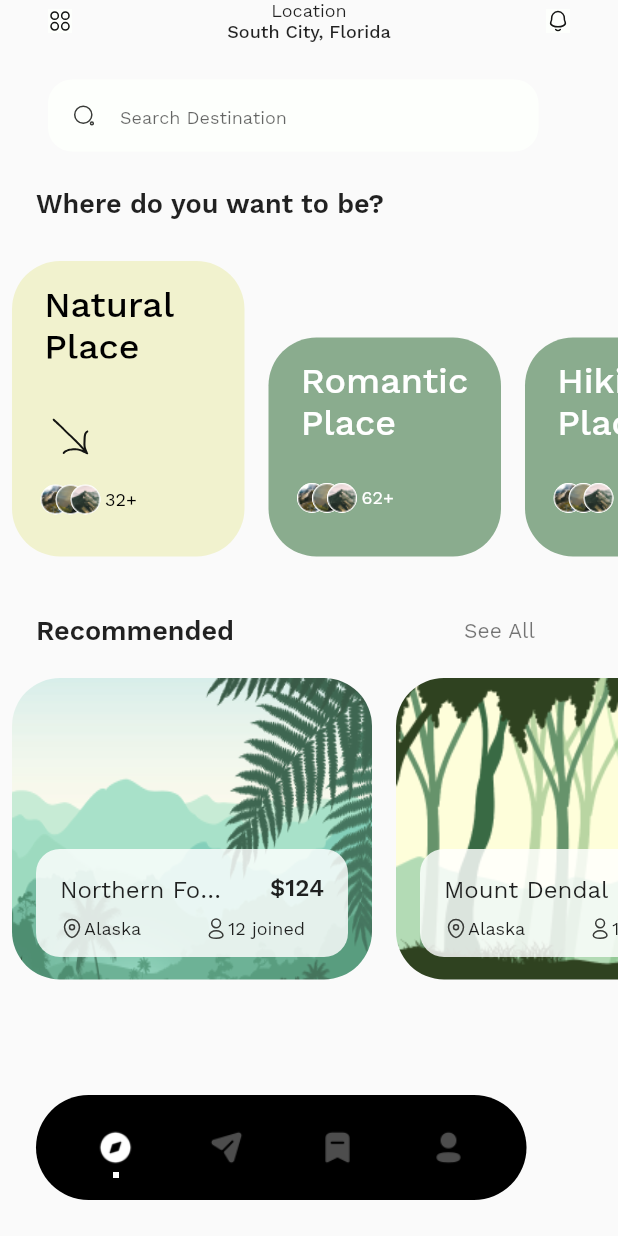
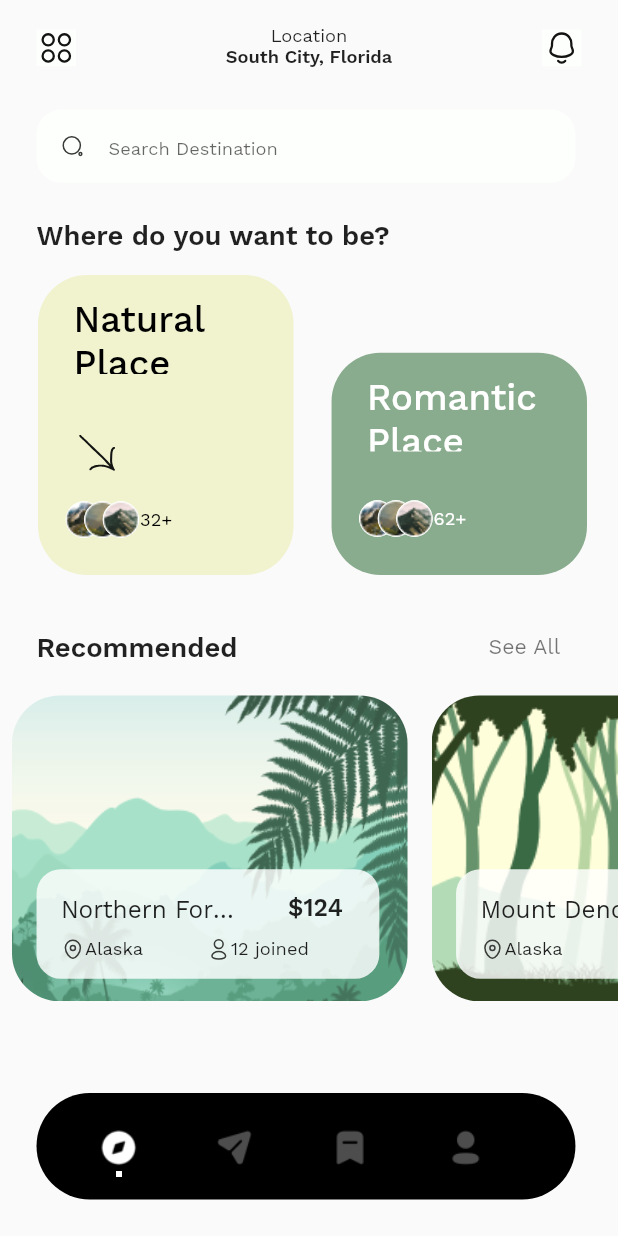
Before and after one commit to wannabeSE/flutter_travel_app, a Flutter app: the MainScreen screen opened by its route, on a phone screen of 412 x 824 dp. Run offline on Flutter 3.47's test engine with Material 2 defaults, Android fonts, the phone set to English and light mode, and no system bars; our stand-ins replace flutter_screenutil, flutter_svg.

Commit message:
responsiveness added to homescreen and mainscreen

```diff
--- a/lib/screens/components/icon_container.dart
+++ b/lib/screens/components/icon_container.dart
@@ -1,4 +1,5 @@
 import 'package:flutter/material.dart';
+import 'package:flutter_screenutil/flutter_screenutil.dart';
 import 'package:flutter_svg/flutter_svg.dart';
 
 import '../../constants/fonts_and_colors.dart';
@@ -13,8 +14,8 @@ class IconContainer extends StatelessWidget {
   @override
   Widget build(BuildContext context) {
     return Container(
-      height: 16,
-      width: 16,
+      height: 24.h,
+      width: 24.w,
       decoration: const BoxDecoration(color: iconsBackgroundColor),
       child: SvgPicture.asset(
         'assets/icons/$iconName',
--- a/lib/screens/components/mini_container.dart
+++ b/lib/screens/components/mini_container.dart
@@ -1,4 +1,5 @@
 import 'package:flutter/material.dart';
+import 'package:flutter_screenutil/flutter_screenutil.dart';
 import 'package:flutter_svg/svg.dart';
 import 'package:travel_app/constants/fonts_and_colors.dart';
 import 'package:travel_app/shared/text_style.dart';
@@ -25,51 +26,51 @@ class MiniContainer extends StatelessWidget {
     return Align(
       alignment: Alignment.bottomCenter,
       child: Padding(
-        padding: const EdgeInsets.fromLTRB(24, 0, 24, 24),
+        padding: EdgeInsets.fromLTRB(24.sp, 0, 24.sp, 24.sp),
         child: Container(
           height: miniContainerHeight,
           width: miniContainerWidth,
           decoration: BoxDecoration(
               color: Colors.white.withOpacity(0.82),
-              borderRadius: BorderRadius.circular(16)),
+              borderRadius: BorderRadius.circular(16.sp)),
           child: Column(
             children: [
               Padding(
-                padding: const EdgeInsets.fromLTRB(16, 16, 16, 10),
+                padding: EdgeInsets.fromLTRB(16.sp , 16.sp, 16.sp, 10.sp),
                 child: Row(
                   children: [
                     SizedBox(
-                      height: 16,
-                      width: 111,
+                      height: 16.h,
+                      width: 111.w,
                       child: Text(
                         locationType,
                         overflow: TextOverflow.ellipsis,
-                        style: const TextStyle(
+                        style: TextStyle(
                             fontFamily: sans,
-                            fontSize: 16,
+                            fontSize: 16.sp,
                             fontWeight: FontWeight.w400),
                       ),
                     ),
                     SizedBox(
                       width: upperInfoPadding,
                     ),
-                    BoldText(text: '\$$price', fontSize: 16)
+                    BoldText(text: '\$$price', fontSize: 16.sp)
                   ],
                 ),
               ),
               Padding(
-                padding: const EdgeInsets.symmetric(
-                  horizontal: 16,
+                padding: EdgeInsets.symmetric(
+                  horizontal: 16.sp,
                 ),
                 child: Row(
                   children: [
                     SvgPicture.asset('assets/icons/location.svg'),
-                    NormalText(text: location, fontSize: 12),
+                    NormalText(text: location, fontSize: 12.sp),
                     SizedBox(
                       width: lowerInfoPadding,
                     ),
                     SvgPicture.asset('assets/icons/profile.svg'),
-                    NormalText(text: '$joinedPerson joined', fontSize: 12)
+                    NormalText(text: '$joinedPerson joined', fontSize: 12.sp)
                   ],
                 ),
               )
--- a/lib/screens/components/place_container.dart
+++ b/lib/screens/components/place_container.dart
@@ -1,4 +1,5 @@
 import 'package:flutter/material.dart';
+import 'package:flutter_screenutil/flutter_screenutil.dart';
 
 import 'package:travel_app/screens/components/mini_container.dart';
 
@@ -21,8 +22,8 @@ class PlaceContainer extends StatelessWidget {
         Padding(
           padding: const EdgeInsets.all(8.0),
           child: Container(
-              height: 201,
-              width: 240,
+              height: 201.h,
+              width: 240.w,
               decoration: BoxDecoration(
               borderRadius: BorderRadius.circular(32),
               image: DecorationImage(
@@ -39,10 +40,10 @@ class PlaceContainer extends StatelessWidget {
           price: price,
           location: location,
           joinedPerson: joinedPerson,
-          miniContainerHeight: 72,
-          miniContainerWidth: 208,
-          upperInfoPadding: 29,
-          lowerInfoPadding: 42,
+          miniContainerHeight: 72.h,
+          miniContainerWidth: 208.w,
+          upperInfoPadding: 29.sp,
+          lowerInfoPadding: 42.sp,
         )
       ],
     );
--- a/lib/screens/home.dart
+++ b/lib/screens/home.dart
@@ -1,4 +1,5 @@
 import 'package:flutter/material.dart';
+import 'package:flutter_screenutil/flutter_screenutil.dart';
 import 'package:flutter_svg/svg.dart';
 import 'package:travel_app/constants/dummy_data.dart';
 import 'package:travel_app/constants/fonts_and_colors.dart';
@@ -17,51 +18,61 @@ class HomeScreen extends StatelessWidget {
         child: Column(
           crossAxisAlignment: CrossAxisAlignment.start,
           children: [
-            const Row(
+            Row(
               mainAxisAlignment: MainAxisAlignment.spaceBetween,
               children: [
                 Padding(
-                    padding: EdgeInsets.only(left: 32.0),
-                    child: IconContainer(
+                    padding: EdgeInsets.fromLTRB(24.sp, 16.sp, 0, 0),
+                    child: const IconContainer(
                       iconName: 'menu.svg',
-                    )),
-                Column(
+                    )
+                  ),
+                Padding(
+                  padding: EdgeInsets.only(top: 17.sp),
+                  child: SizedBox(
+                    height: 30.h,
+                    width: 109.w,
+                    child: Column(
                       children: [
-                    NormalText(text: 'Location', fontSize: 12),
-                    SemiBoldText(text: 'South City, Florida', fontSize: 12)
+                        NormalText(text: 'Location', fontSize: 12.sp),
+                        BoldText(text: 'South City, Florida', fontSize: 12.sp)
                       ],
                     ),
+                  ),
+                ),
                 Padding(
-                  padding: EdgeInsets.only(right: 32.0),
-                  child: IconContainer(
+                  padding: EdgeInsets.fromLTRB(0, 16.sp, 24.sp, 0),
+                  child: const IconContainer(
                     iconName: 'notification.svg',
                   ),
                 )
               ],
             ),
             Padding(
-              padding: const EdgeInsets.fromLTRB(32, 25, 0, 24),
+              padding: EdgeInsets.fromLTRB(24.sp, 25.sp, 24.sp, 24.sp),
               child: SizedBox(
-                height: 48,
-                width: 327,
+                height: 48.h,
+                width: 327.w,
                 child: TextFormField(
                   cursorColor: Colors.black,
                   decoration: InputDecoration(
                       filled: true,
                       fillColor: searchBarColor,
                       border: OutlineInputBorder(
-                          borderRadius: BorderRadius.circular(16),
-                          borderSide: BorderSide.none),
+                          borderRadius: BorderRadius.circular(16.sp),
+                          borderSide: BorderSide.none
+                        ),
                       hintText: 'Search Destination',
-                      hintStyle: const TextStyle(
+                      hintStyle: TextStyle(
                         fontFamily: sans,
-                          fontSize: 12,
-                          fontWeight: FontWeight.w400),
+                        fontSize: 12.sp,
+                        fontWeight: FontWeight.w400
+                      ),
                       prefixIcon: Padding(
-                        padding: const EdgeInsets.all(8),
+                        padding: EdgeInsets.all(16.sp),
                         child: Align(
-                          widthFactor: 0.2,
-                          heightFactor: 1,
+                          widthFactor: 0.2.w,
+                          heightFactor: 1.h,
                           child: SvgPicture.asset(
                             'assets/icons/search.svg',
                           ),
@@ -71,12 +82,14 @@ class HomeScreen extends StatelessWidget {
                 ),
               ),
             ),
-            const Padding(
-              padding: EdgeInsets.only(left: 24),
-              child: BoldText(text: 'Where do you want to be?', fontSize: 18),
+            Padding(
+              padding: EdgeInsets.only(left: 24.sp),
+              child: BoldText(text: 'Where do you want to be?', fontSize: 18.sp),
             ),
+
+            SizedBox(height: 16.h,),
             SizedBox(
-              height: 250,
+              height: 197.h,
               width: double.infinity,
               child: ListView.builder(
                 itemCount: 3,
@@ -85,113 +98,112 @@ class HomeScreen extends StatelessWidget {
                   return Row(
                     crossAxisAlignment: CrossAxisAlignment.end,
                     children: [
-                        Padding(
-                          padding: const EdgeInsets.symmetric(
-                              horizontal: 8, vertical: 25),
-                          child: Container(
-                            height: index == 0 ? 197 : 146,
-                            width: 155,
+                      Container(
+                        margin: EdgeInsets.only(left: 25.sp),
+                        height: index == 0 ? 197.h : 146.h,
+                        width: 155.w,
                         decoration: BoxDecoration(
                             color: index == 0
                                 ? firstPlaceContainerColor
                                 : placeContainerColor,
-                                borderRadius: BorderRadius.circular(32)),
+                            borderRadius: BorderRadius.circular(32.sp)
+                          ),
                         child: Column(
                           children: [
                             Padding(
-                                  padding: const EdgeInsets.only(top: 15.0),
+                              padding: EdgeInsets.only(top: 15.0.sp),
                               child: SizedBox(
-                                    height: 50,
-                                    width: 112,
+                                height: 50.h,
+                                width: 112.w,
                                 child: Text(
                                   '${placeData[index]['place']}\nPlace',
                                   style: TextStyle(
                                     fontFamily: sans,
-                                          fontSize: 24,
+                                    fontSize: 24.sp,
                                     fontWeight: FontWeight.w500,
                                     color: index == 0
                                         ? Colors.black
-                                              : Colors.white),
+                                        : Colors.white
+                                    ),
                                   ),
                                 ),
                               ),
                             Padding(
                               padding: index == 0
-                                      ? const EdgeInsets.fromLTRB(27, 40, 0, 20)
-                                      : const EdgeInsets.fromLTRB(
-                                          27, 12, 0, 20),
+                                  ? EdgeInsets.fromLTRB(27.sp, 40.sp, 0, 20.sp)
+                                  : EdgeInsets.fromLTRB(27.sp, 12.sp, 0, 20.sp),
                               child: Align(
                                 alignment: Alignment.centerLeft,
                                 child: index == 0
-                                        ? SvgPicture.asset(
-                                            'assets/icons/arrow.svg')
-                                        : const Padding(
-                                            padding: EdgeInsets.zero),
+                                    ? SvgPicture.asset('assets/icons/arrow.svg')
+                                    : const Padding(padding: EdgeInsets.zero),
                               ),
                             ),
                             Padding(
-                                  padding: const EdgeInsets.only(left: 24.0),
+                              padding: EdgeInsets.only(left: 24.0.sp),
                               child: Row(
                                 children: [
                                   SizedBox(
-                                        width: 38,
+                                    height: 24.h,
+                                    width: 82.w,
                                     child: Row(
-                                          mainAxisAlignment:
-                                              MainAxisAlignment.start,
+                                      mainAxisAlignment:MainAxisAlignment.start,
                                       children: [
-                                            for (int i = 0;
-                                                i < placeData.length;
-                                                i++)
+                                        for (int i = 0; i < placeData.length; i++)
                                           Align(
-                                                widthFactor: 0.5,
+                                            widthFactor: 0.5.sp,
                                             child: CircleAvatar(
-                                                  radius: 10,
+                                              radius: 12.sp,
                                               backgroundColor: Colors.white,
                                               backgroundImage: AssetImage(
                                                   'assets/icons/${placeData[i]['image']}'),
                                             ),
                                           ),
-                                          ],
-                                        ),
-                                      ),
+                                          SizedBox(width: 6.w,),
                                           Text(
                                           '${placeData[index]['suggestionNumber']}+',
                                           style: TextStyle(
                                             fontFamily: sans,
-                                            fontSize: 12,
+                                            fontSize: 12.sp,
                                             fontWeight: FontWeight.w400,
                                             color: index == 0
                                                 ? Colors.black
-                                                : Colors.white),
+                                                : Colors.white
+                                          ),
                                         )
+                                      ],
+                                    ),
+                                  ),
+
                                 ],
                               ),
                             )
                           ],
                         ),
                       ),
-                        ),
                     ],
                   );
-                  }),
+                }
               ),
+            ),
+            SizedBox(height: 24.h,),
             Padding(
-              padding: const EdgeInsets.symmetric(horizontal: 24),
+              padding: EdgeInsets.symmetric(horizontal: 24.sp),
               child: Row(
                 children: [
-                  const BoldText(text: 'Recommended', fontSize: 18),
-                  const SizedBox(
-                    width: 145,
+                  BoldText(text: 'Recommended', fontSize: 18.sp),
+                  SizedBox(
+                    width: 145.w,
                   ),
                   TextButton(
                     onPressed: () {
                       Navigator.of(context).pushNamed('/listing');
                     },
-                    child: const Text(
+                    child: Text(
                       'See All',
                       style: TextStyle(
                         fontFamily: sans,
-                        fontSize: 14,
+                        fontSize: 14.sp,
                         fontWeight: FontWeight.w400,
                         color: Colors.black54
                       ),
@@ -201,8 +213,8 @@ class HomeScreen extends StatelessWidget {
               ),
             ),
             SizedBox(
-              height: 218,
-              width: double.infinity,
+              height: 218.h,
+              width: double.infinity.w,
               child: ListView.builder(
                   itemCount: 2,
                   scrollDirection: Axis.horizontal,
@@ -232,7 +244,6 @@ class HomeScreen extends StatelessWidget {
             ),
           ],
         ),
-
       ),
     );
   }
--- a/lib/screens/main_screen.dart
+++ b/lib/screens/main_screen.dart
@@ -1,4 +1,5 @@
 import 'package:flutter/material.dart';
+import 'package:flutter_screenutil/flutter_screenutil.dart';
 import 'package:travel_app/screens/home.dart';
 import 'package:travel_app/screens/listing_screen.dart';
 import 'package:travel_app/screens/profile_screen.dart';
@@ -32,20 +33,20 @@ class _MainScreenState extends State<MainScreen> {
     return Scaffold(
       body: screens[currentSelectedIndex],
       bottomNavigationBar: Padding(
-        padding: const EdgeInsets.fromLTRB(24, 18, 24, 24),
+        padding: EdgeInsets.fromLTRB(24.sp, 18.sp, 24.sp, 24.sp),
         child: Stack(
           children: [
             Container(
-              height: 70,
-              width: 327,
+              height: 70.h,
+              width: 327.w,
               decoration: BoxDecoration(
-                  color: Colors.black, borderRadius: BorderRadius.circular(35)),
+                  color: Colors.black, borderRadius: BorderRadius.circular(35.sp)),
             ),
             Padding(
-              padding: const EdgeInsets.fromLTRB(41, 23, 50, 15),
+              padding: EdgeInsets.fromLTRB(41.sp, 23.sp, 50.sp, 15.sp),
               child: SizedBox(
-                  height: 32,
-                  width: 246,
+                  height: 32.h,
+                  width: 246.w,
                   child: ListView.builder(
                       itemCount: 4,
                       scrollDirection: Axis.horizontal,
@@ -59,10 +60,10 @@ class _MainScreenState extends State<MainScreen> {
                           child: Padding(
                             padding: index == 4
                                 ? EdgeInsets.zero
-                                : const EdgeInsets.only(right: 50.0),
+                                : EdgeInsets.only(right: 50.0.sp),
                             child: Container(
-                              height: 24,
-                              width: 24,
+                              height: 24.h,
+                              width: 24.w,
                               decoration: const BoxDecoration(
                                   color: Colors.black, shape: BoxShape.circle),
                               child: Column(
@@ -74,16 +75,16 @@ class _MainScreenState extends State<MainScreen> {
                                         ? activeColor
                                         : inactiveColor,
                                   ),
-                                  const SizedBox(
-                                    height: 4,
+                                  SizedBox(
+                                    height: 2.h,
                                   ),
                                   Image.asset(
                                     'assets/icons/nav_ellipse.png',
                                     color: index == currentSelectedIndex
                                     ? activeColor
                                     : Colors.black,
-                                    height: 4,
-                                    width: 4,
+                                    height: 4.h,
+                                    width: 4.w,
                                   )
                                 ],
                               ),
--- a/pubspec.yaml
+++ b/pubspec.yaml
@@ -29,6 +29,7 @@ environment:
 # versions available, run `flutter pub outdated`.
 dependencies:
   cupertino_icons: ^1.0.2
+  flutter_screenutil: ^5.8.4
   flutter:
     sdk: flutter
   flutter_svg: ^2.0.7
```
Also changed, not shown: pubspec.lock, 1 other file. Lines whose indentation alone changed are shown as unchanged.
